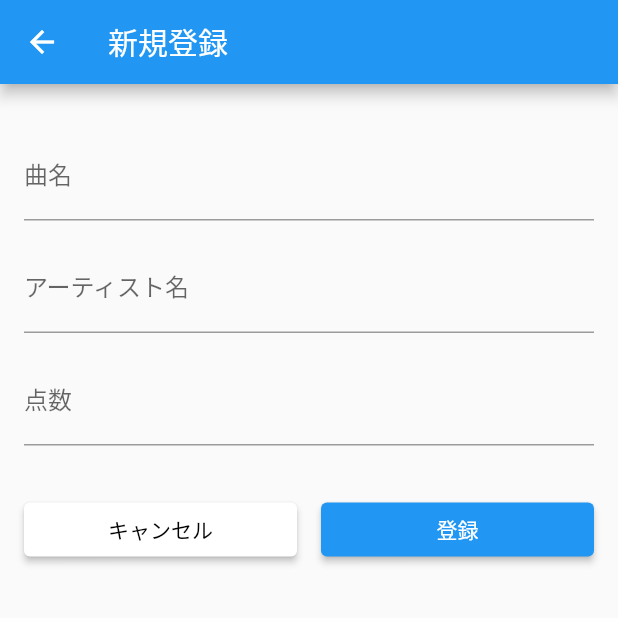
After one commit to aaa59/Application_production, a Flutter app: the NewRegistrationPage screen opened directly, on a phone screen of 412 x 824 dp, the top half of it. The commit adds this screen. Run offline on Flutter 3.47's test engine with Material 2 defaults, Android fonts, the phone set to English and light mode, and no system bars.

Commit message:
新規登録ページを作れた

```diff
--- a/lib/HomePage.dart
+++ b/lib/HomePage.dart
@@ -1,4 +1,5 @@
 import 'package:flutter/material.dart';
+import 'NewRegistrationPage.dart';
 //import 'FirstPage.dart';
 
 class HomePage extends StatelessWidget {
--- /dev/null
+++ b/lib/NewRegistrationPage.dart
@@ -0,0 +1,67 @@
+import 'package:flutter/material.dart';
+
+class NewRegistrationPage extends StatelessWidget {
+  @override
+  Widget build(BuildContext context) {
+    return Scaffold(
+      appBar: AppBar(
+        title: Text('新規登録'),
+      ),
+      body: Padding(
+        padding: EdgeInsets.all(16.0),
+        child: Column(
+          crossAxisAlignment: CrossAxisAlignment.stretch,
+          children: [
+            SizedBox(height: 16.0),
+            TextFormField(
+              decoration: InputDecoration(
+                labelText: '曲名',
+              ),
+            ),
+            SizedBox(height: 16.0),
+            TextFormField(
+              decoration: InputDecoration(
+                labelText: 'アーティスト名',
+              ),
+            ),
+            SizedBox(height: 16.0),
+            TextFormField(
+              decoration: InputDecoration(
+                labelText: '点数',
+              ),
+              keyboardType: TextInputType.number,
+            ),
+            SizedBox(height: 32.0),
+            Row(
+              children: [
+                Expanded(
+                  child: ElevatedButton(
+                    style: ElevatedButton.styleFrom(
+                      primary: Colors.white, // 背景色を白に設定
+                    ),
+                    onPressed: () {
+                      // キャンセルボタンが押された時の処理
+                    },
+                    child: Text(
+                      'キャンセル',
+                      style: TextStyle(color: Colors.black), // テキストの色を黒に設定
+                    ),
+                  ),
+                ),
+                SizedBox(width: 16.0),
+                Expanded(
+                  child: ElevatedButton(
+                    onPressed: () {
+                      // 登録ボタンが押された時の処理
+                    },
+                    child: Text('登録'),
+                  ),
+                ),
+              ],
+            ),
+          ],
+        ),
+      ),
+    );
+  }
+}
--- a/lib/main.dart
+++ b/lib/main.dart
@@ -1,5 +1,6 @@
 import 'package:flutter/material.dart';
 import 'HomePage.dart';
+import 'NewRegistrationPage.dart';
 //import 'package:original_widget_sample/contents_widget.dart';
 
 //void main() => runApp(MyApp());
```
